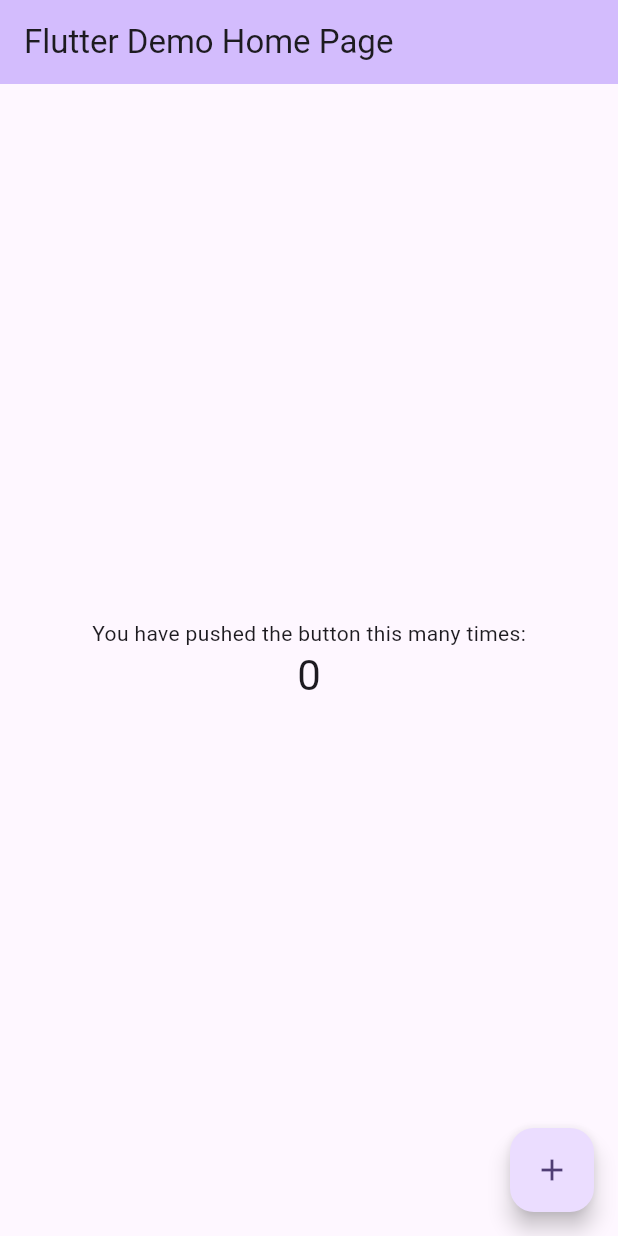
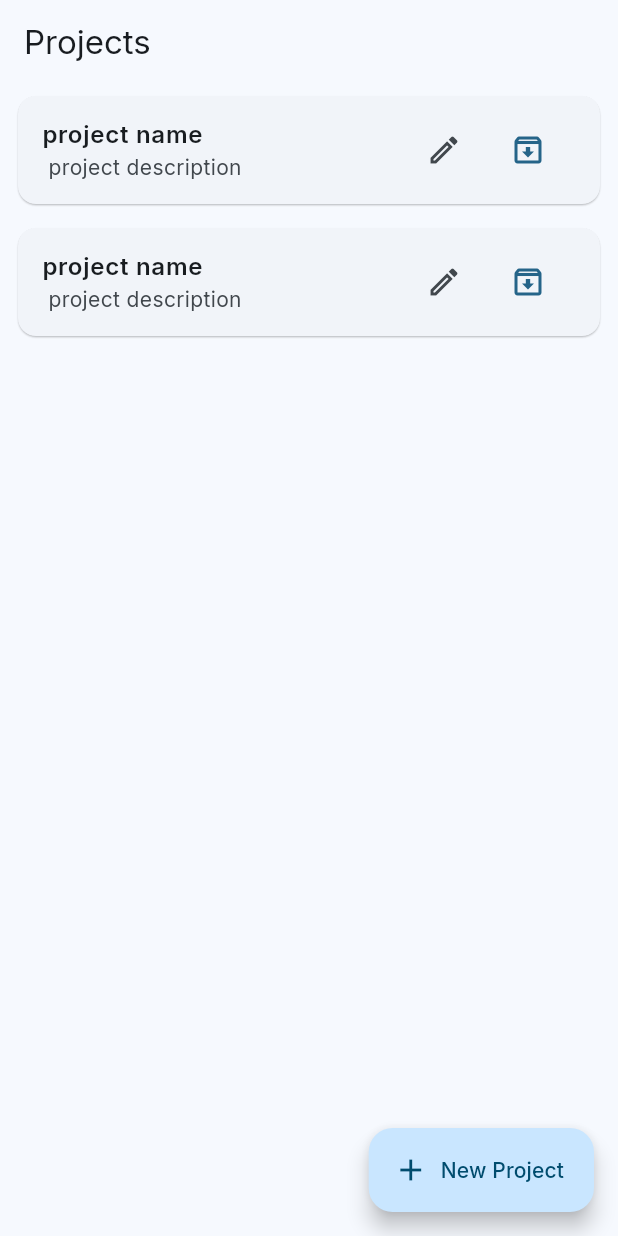
Before and after one commit to Muhammed-Unais/taskflow_mini, a Flutter app: the screen it shows after launch, on a phone screen of 412 x 824 dp. Run offline on Flutter 3.47's test engine with Material 3 defaults, Android fonts, the phone set to English and light mode, and no system bars; our stand-ins replace google_fonts.

Commit message:
feat: Complete Project page UI
- Added light and dark themes with app color palette
- Implemented Project Card component
- Added Project Dialog for creating and editing projects

```diff
--- /dev/null
+++ b/lib/core/theme/app_pallete.dart
@@ -0,0 +1,20 @@
+import 'package:flutter/material.dart';
+
+class AppPallete {
+  static const brandBlue = Color(0xFF0EA5E9);
+  static const cardColor = Color.fromRGBO(30, 30, 30, 1);
+  static const greenColor = Colors.green;
+  static const subtitleText = Color(0xffa7a7a7);
+  static const inactiveBottomBarItemColor = Color(0xffababab);
+
+  static const Color backgroundColor = Color.fromRGBO(18, 18, 18, 1);
+  static const Color gradient1 = Color.fromRGBO(187, 63, 221, 1);
+  static const Color gradient2 = Color.fromRGBO(251, 109, 169, 1);
+  static const Color gradient3 = Color.fromRGBO(255, 159, 124, 1);
+  static const Color borderColor = Color.fromRGBO(52, 51, 67, 1);
+  static const Color whiteColor = Colors.white;
+  static const Color greyColor = Colors.grey;
+  static const Color errorColor = Colors.redAccent;
+  static const Color transparentColor = Colors.transparent;
+  static const Color inactiveSeekColor = Colors.white38;
+}
--- /dev/null
+++ b/lib/core/theme/theme.dart
@@ -0,0 +1,29 @@
+import 'package:flutter/material.dart';
+import 'package:google_fonts/google_fonts.dart';
+import 'package:taskflow_mini/core/theme/app_pallete.dart';
+
+class AppTheme {
+  static ThemeData light() => _base(false);
+  static ThemeData dark() => _base(true);
+
+  static ThemeData _base(bool isDark) {
+    final colorScheme = ColorScheme.fromSeed(
+      seedColor: AppPallete.brandBlue,
+      brightness: isDark ? Brightness.dark : Brightness.light,
+    );
+    final textTheme = GoogleFonts.interTextTheme();
+    return ThemeData(
+      useMaterial3: true,
+      colorScheme: colorScheme,
+      textTheme: textTheme,
+      cardTheme: const CardTheme(
+        clipBehavior: Clip.antiAlias,
+        elevation: 0.5,
+        margin: EdgeInsets.symmetric(horizontal: 12, vertical: 8),
+      ),
+      inputDecorationTheme: const InputDecorationTheme(
+        border: OutlineInputBorder(),
+      ),
+    );
+  }
+}
--- a/lib/main.dart
+++ b/lib/main.dart
@@ -1,4 +1,6 @@
 import 'package:flutter/material.dart';
+import 'package:taskflow_mini/core/theme/theme.dart';
+import 'package:taskflow_mini/presentation/projects/pages/project_list_list.dart';
 
 void main() {
   runApp(const MyApp());
@@ -10,57 +12,11 @@ class MyApp extends StatelessWidget {
   @override
   Widget build(BuildContext context) {
     return MaterialApp(
-      title: 'Flutter Demo',
-      theme: ThemeData(
-        colorScheme: ColorScheme.fromSeed(seedColor: Colors.deepPurple),
-      ),
-      home: const MyHomePage(title: 'Flutter Demo Home Page'),
+      debugShowCheckedModeBanner: false,
+      title: 'taskflow_mini',
+      theme: AppTheme.light(),
+      darkTheme: AppTheme.dark(),
+      home: const ProjectListPage(),
     );
   }
 }
-
-class MyHomePage extends StatefulWidget {
-  const MyHomePage({super.key, required this.title});
-  final String title;
-
-  @override
-  State<MyHomePage> createState() => _MyHomePageState();
-}
-
-class _MyHomePageState extends State<MyHomePage> {
-  int _counter = 0;
-
-  void _incrementCounter() {
-    setState(() {
-      _counter++;
-    });
-  }
-
-  @override
-  Widget build(BuildContext context) {
-    return Scaffold(
-      appBar: AppBar(
-        backgroundColor: Theme.of(context).colorScheme.inversePrimary,
-
-        title: Text(widget.title),
-      ),
-      body: Center(
-        child: Column(
-          mainAxisAlignment: MainAxisAlignment.center,
-          children: <Widget>[
-            const Text('You have pushed the button this many times:'),
-            Text(
-              '$_counter',
-              style: Theme.of(context).textTheme.headlineMedium,
-            ),
-          ],
-        ),
-      ),
-      floatingActionButton: FloatingActionButton(
-        onPressed: _incrementCounter,
-        tooltip: 'Increment',
-        child: const Icon(Icons.add),
-      ),
-    );
-  }
-}
--- /dev/null
+++ b/lib/presentation/projects/pages/project_list_list.dart
@@ -0,0 +1,49 @@
+import 'package:flutter/material.dart';
+import 'package:taskflow_mini/presentation/projects/widget/project_card.dart';
+import 'package:taskflow_mini/presentation/projects/widget/project_dialog.dart';
+
+class ProjectListPage extends StatelessWidget {
+  const ProjectListPage({super.key});
+
+  @override
+  Widget build(BuildContext context) {
+    return const _ProjectListView();
+  }
+}
+
+class _ProjectListView extends StatelessWidget {
+  const _ProjectListView();
+
+  @override
+  Widget build(BuildContext context) {
+    return Scaffold(
+      appBar: AppBar(title: const Text('Projects')),
+      floatingActionButton: FloatingActionButton.extended(
+        onPressed: () => _showCreateDialog(context),
+        label: const Text('New Project'),
+        icon: const Icon(Icons.add),
+      ),
+      body: RefreshIndicator(
+        onRefresh: () async {},
+        child: ListView.builder(
+          padding: const EdgeInsets.only(bottom: 96),
+          itemCount: 2,
+          itemBuilder: (context, index) {
+            return ProjectCard(
+              onArchive: () {},
+              onEdit: () => _showEditDialog(context),
+            );
+          },
+        ),
+      ),
+    );
+  }
+
+  void _showCreateDialog(BuildContext context) {
+    showDialog(context: context, builder: (_) => ProjectDialog());
+  }
+
+  void _showEditDialog(BuildContext context) {
+    showDialog(context: context, builder: (_) => ProjectDialog());
+  }
+}
--- /dev/null
+++ b/lib/presentation/projects/widget/project_card.dart
@@ -0,0 +1,42 @@
+import 'package:flutter/material.dart';
+
+class ProjectCard extends StatelessWidget {
+  final VoidCallback onArchive;
+  final VoidCallback onEdit;
+
+  const ProjectCard({super.key, required this.onArchive, required this.onEdit});
+
+  @override
+  Widget build(BuildContext context) {
+    final scheme = Theme.of(context).colorScheme;
+    return Card(
+      child: ListTile(
+        title: Text(
+          "project name",
+          style: const TextStyle(fontWeight: FontWeight.w600),
+        ),
+        subtitle: Text(
+          " project description",
+          maxLines: 2,
+          overflow: TextOverflow.ellipsis,
+        ),
+        trailing: Wrap(
+          spacing: 8,
+          children: [
+            IconButton(
+              tooltip: 'Edit',
+              onPressed: onEdit,
+              icon: const Icon(Icons.edit_outlined),
+            ),
+            IconButton(
+              tooltip: 'Archive',
+              onPressed: onArchive,
+              icon: Icon(Icons.archive_outlined, color: scheme.primary),
+            ),
+          ],
+        ),
+        onTap: () {},
+      ),
+    );
+  }
+}
--- a/pubspec.yaml
+++ b/pubspec.yaml
@@ -34,6 +34,7 @@ dependencies:
   # The following adds the Cupertino Icons font to your application.
   # Use with the CupertinoIcons class for iOS style icons.
   cupertino_icons: ^1.0.8
+  google_fonts: ^6.3.0
 
 dev_dependencies:
   flutter_test:
```
Also changed, not shown: lib/presentation/projects/widget/project_dialog.dart (added, +64 -0 lines), pubspec.lock, 1 other file.
